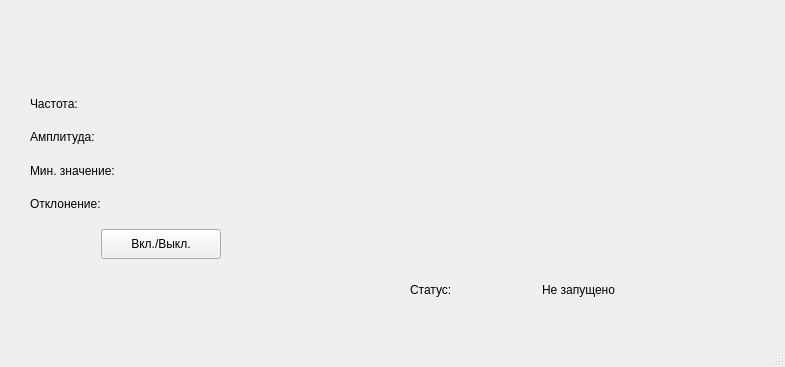
This is application/mainwindow.ui in Vsevomes/ADC_project as Qt 5 draws it before an edit. The edited form follows.
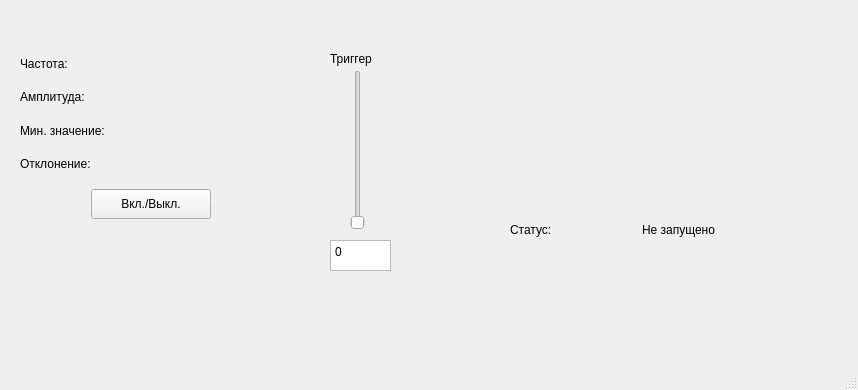
This is the edited form. Custom widgets are drawn as their Qt base class.

Commit message: add a trigger to chart

Patch:
```diff
--- a/application/mainwindow.ui
+++ b/application/mainwindow.ui
@@ -6,8 +6,8 @@
    <rect>
     <x>0</x>
     <y>0</y>
-    <width>785</width>
-    <height>367</height>
+    <width>858</width>
+    <height>390</height>
    </rect>
   </property>
   <property name="windowTitle">
@@ -17,8 +17,8 @@
    <widget class="QtCharts::QChartView" name="analog_signal" native="true">
     <property name="geometry">
      <rect>
-      <x>320</x>
-      <y>80</y>
+      <x>420</x>
+      <y>20</y>
       <width>421</width>
       <height>201</height>
      </rect>
@@ -27,8 +27,8 @@
    <widget class="QWidget" name="layoutWidget">
     <property name="geometry">
      <rect>
-      <x>30</x>
-      <y>90</y>
+      <x>20</x>
+      <y>50</y>
       <width>261</width>
       <height>175</height>
      </rect>
@@ -162,8 +162,8 @@
    <widget class="QWidget" name="layoutWidget">
     <property name="geometry">
      <rect>
-      <x>410</x>
-      <y>280</y>
+      <x>510</x>
+      <y>220</y>
       <width>257</width>
       <height>19</height>
      </rect>
@@ -185,6 +185,61 @@
      </item>
     </layout>
    </widget>
+   <widget class="QSlider" name="triggerSlider">
+    <property name="geometry">
+     <rect>
+      <x>350</x>
+      <y>70</y>
+      <width>16</width>
+      <height>160</height>
+     </rect>
+    </property>
+    <property name="orientation">
+     <enum>Qt::Vertical</enum>
+    </property>
+   </widget>
+   <widget class="QTextEdit" name="trigger">
+    <property name="geometry">
+     <rect>
+      <x>330</x>
+      <y>240</y>
+      <width>61</width>
+      <height>31</height>
+     </rect>
+    </property>
+    <property name="html">
+     <string>&lt;!DOCTYPE HTML PUBLIC &quot;-//W3C//DTD HTML 4.0//EN&quot; &quot;http://www.w3.org/TR/REC-html40/strict.dtd&quot;&gt;
+&lt;html&gt;&lt;head&gt;&lt;meta name=&quot;qrichtext&quot; content=&quot;1&quot; /&gt;&lt;meta charset=&quot;utf-8&quot; /&gt;&lt;style type=&quot;text/css&quot;&gt;
+p, li { white-space: pre-wrap; }
+hr { height: 1px; border-width: 0; }
+li.unchecked::marker { content: &quot;\2610&quot;; }
+li.checked::marker { content: &quot;\2612&quot;; }
+&lt;/style&gt;&lt;/head&gt;&lt;body style=&quot; font-family:'Sans Serif'; font-size:9pt; font-weight:400; font-style:normal;&quot;&gt;
+&lt;p style=&quot; margin-top:0px; margin-bottom:0px; margin-left:0px; margin-right:0px; -qt-block-indent:0; text-indent:0px;&quot;&gt;0&lt;/p&gt;&lt;/body&gt;&lt;/html&gt;</string>
+    </property>
+    <property name="overwriteMode">
+     <bool>false</bool>
+    </property>
+    <property name="tabStopDistance">
+     <double>80.000000000000000</double>
+    </property>
+    <property name="acceptRichText">
+     <bool>true</bool>
+    </property>
+   </widget>
+   <widget class="QLabel" name="label_5">
+    <property name="geometry">
+     <rect>
+      <x>330</x>
+      <y>50</y>
+      <width>61</width>
+      <height>17</height>
+     </rect>
+    </property>
+    <property name="text">
+     <string>Триггер    </string>
+    </property>
+   </widget>
   </widget>
   <widget class="QMenuBar" name="menubar">
    <property name="geometry">
```
Left out of the diff: 2 changed lines with no effect on the pictures. The commit also changes 3 other files.
